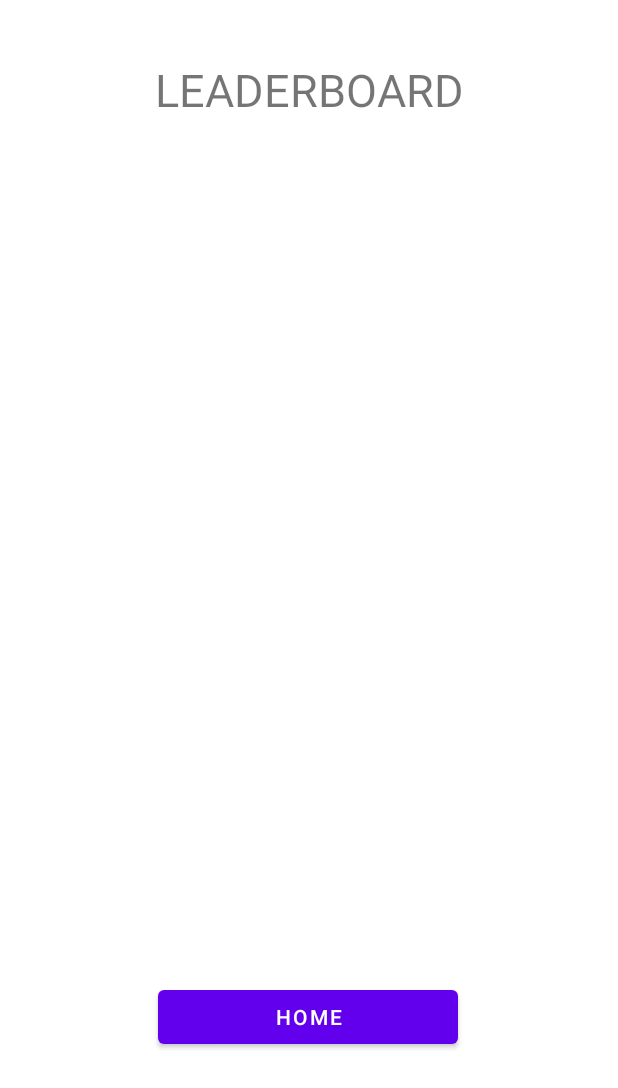
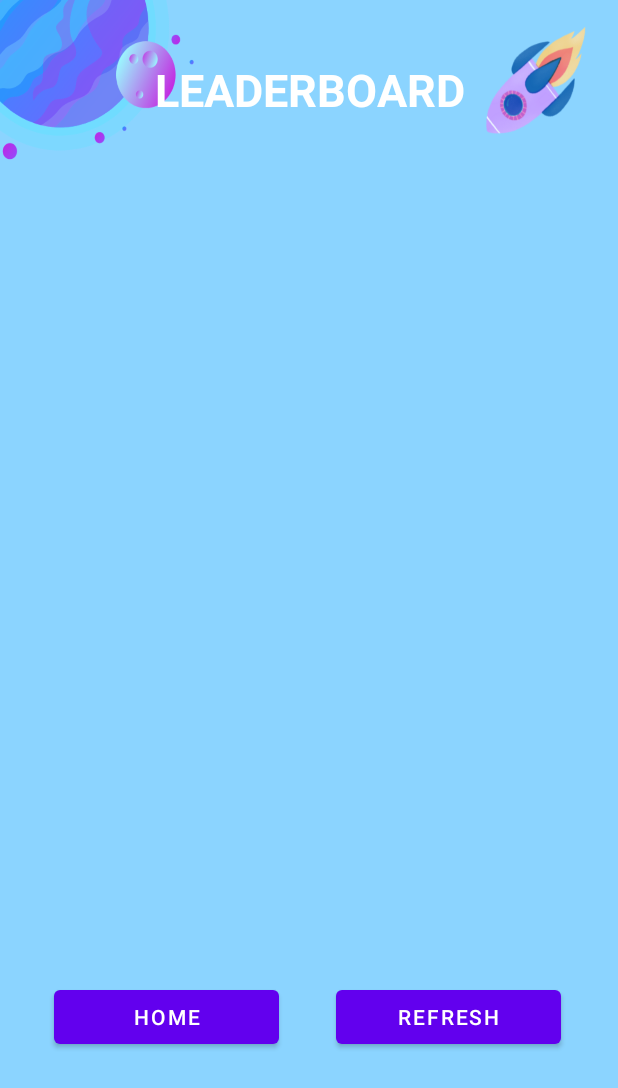
Before and after one commit to simonedimeglio/kotlin-android-final-app, an Android app: the LeaderboardActivity screen opened directly, with no data from a screen before it, on a phone screen of 412 x 824 dp. Shown: the top 1088 px of the screen. Run offline under Robolectric (Android 15) with nearby library versions, the phone set to English and light mode, and no system bars; our stand-ins replace Firebase (no records; nobody signed in at launch, a user with empty details on screens opened directly).

Commit message:
setting graphic UI and refreshButton on the leaderboard activity

```diff
--- a/Serious Game/app/src/main/res/layout/activity_guest_data.xml
+++ b/Serious Game/app/src/main/res/layout/activity_guest_data.xml
@@ -4,7 +4,8 @@
     xmlns:tools="http://schemas.android.com/tools"
     android:layout_width="match_parent"
     android:layout_height="match_parent"
-    tools:context=".guest.GuestDataActivity">
+    tools:context=".guest.GuestDataActivity"
+    android:background="@drawable/guestlogin">
 
     <com.google.android.material.textfield.TextInputLayout
         android:id="@+id/guestNicknameET"
--- a/Serious Game/app/src/main/res/layout/activity_leaderboard.xml
+++ b/Serious Game/app/src/main/res/layout/activity_leaderboard.xml
@@ -4,7 +4,8 @@
     xmlns:tools="http://schemas.android.com/tools"
     android:layout_width="match_parent"
     android:layout_height="match_parent"
-    tools:context=".guest.LeaderboardActivity">
+    tools:context=".guest.LeaderboardActivity"
+    android:background="@drawable/leaderboardwall">
 
     <TextView
         android:id="@+id/leaderboardTitleTV"
@@ -13,6 +14,8 @@
         android:text="LEADERBOARD"
         android:textSize="30dp"
         android:gravity="center"
+        android:textStyle="bold"
+        android:textColor="@color/white"
         app:layout_constraintBottom_toBottomOf="parent"
         app:layout_constraintEnd_toEndOf="parent"
         app:layout_constraintHorizontal_bias="0.498"
@@ -33,13 +36,25 @@
 
     <Button
         android:id="@+id/homeLeaderboardButton"
-        android:layout_width="200dp"
+        android:layout_width="150dp"
         android:layout_height="wrap_content"
         android:text="home"
         app:layout_constraintBottom_toBottomOf="parent"
         app:layout_constraintEnd_toEndOf="parent"
+        app:layout_constraintHorizontal_bias="0.137"
+        app:layout_constraintStart_toStartOf="parent"
+        app:layout_constraintTop_toBottomOf="@id/leaderboardRecycleView"
+        app:layout_constraintVertical_bias="0.244" />
+
+    <Button
+        android:id="@+id/refreshLeaderboardButton"
+        android:layout_width="150dp"
+        android:layout_height="wrap_content"
+        android:text="refresh"
+        app:layout_constraintBottom_toBottomOf="parent"
+        app:layout_constraintEnd_toEndOf="parent"
         app:layout_constraintHorizontal_bias="0.497"
-        app:layout_constraintStart_toStartOf="parent"
+        app:layout_constraintStart_toEndOf="@id/homeLeaderboardButton"
         app:layout_constraintTop_toBottomOf="@id/leaderboardRecycleView"
         app:layout_constraintVertical_bias="0.244" />
 
--- a/Serious Game/app/src/main/res/layout/score_row.xml
+++ b/Serious Game/app/src/main/res/layout/score_row.xml
@@ -12,11 +12,12 @@
         app:layout_constraintEnd_toEndOf="parent"
         app:layout_constraintStart_toStartOf="parent"
         app:layout_constraintTop_toTopOf="parent"
-        app:layout_constraintVertical_bias="0.0" >
+        app:layout_constraintVertical_bias="0.0">
 
         <RelativeLayout
             android:layout_width="match_parent"
-            android:layout_height="match_parent">
+            android:layout_height="match_parent"
+            android:background="@drawable/scorerowwall">
 
             <TextView
                 android:id="@+id/nicknameView"
```
Also changed, not shown: Serious Game/app/src/main/java/com/seriousgame/clyf/guest/LeaderboardActivity.kt (+18 -0 lines), Serious Game/app/src/main/res/layout/activity_view_guest.xml (+11 -5 lines), Serious Game/app/src/main/res/layout/popup_quizname.xml (+20 -10 lines), Serious Game/app/src/main/res/layout/popup_score.xml (+8 -1 lines), Serious Game/app/src/main/res/drawable-v24/guestlogin.png (added), Serious Game/app/src/main/res/drawable-v24/guestquizwall.png (added), Serious Game/app/src/main/res/drawable-v24/leaderboardwall.png (added), Serious Game/app/src/main/res/drawable-v24/questionrow.png, Serious Game/app/src/main/res/drawable-v24/quiznamewall.png (added), Serious Game/app/src/main/res/drawable-v24/scorepopwall.png (added), Serious Game/app/src/main/res/drawable-v24/scorerowwall.png (added).
